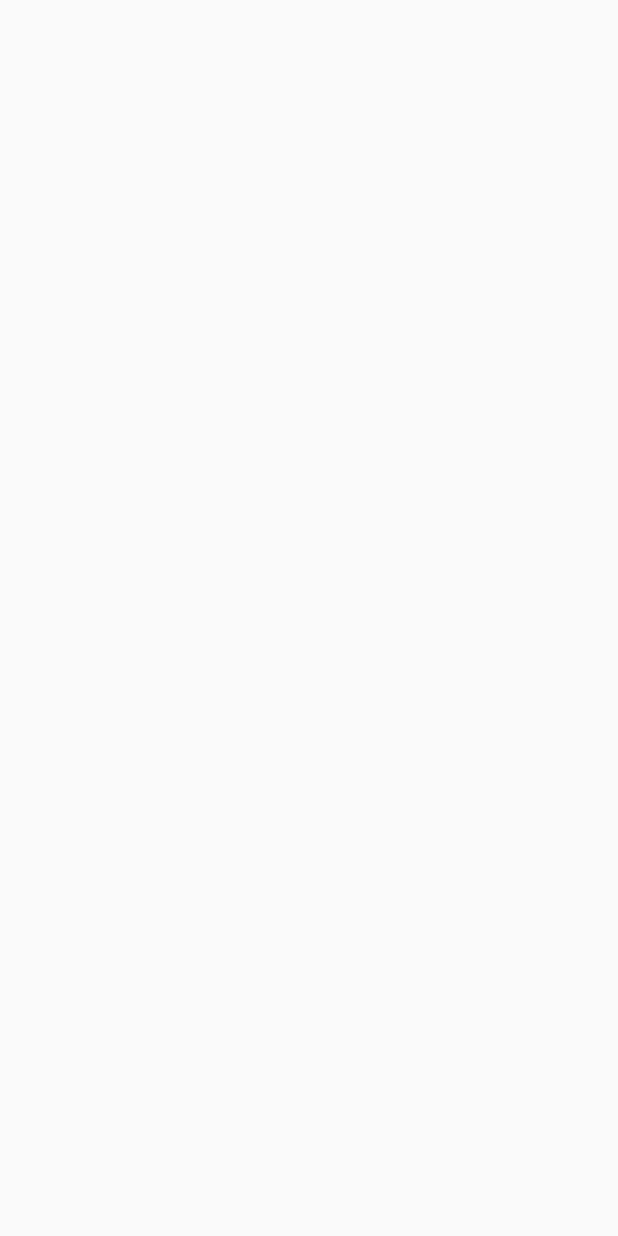
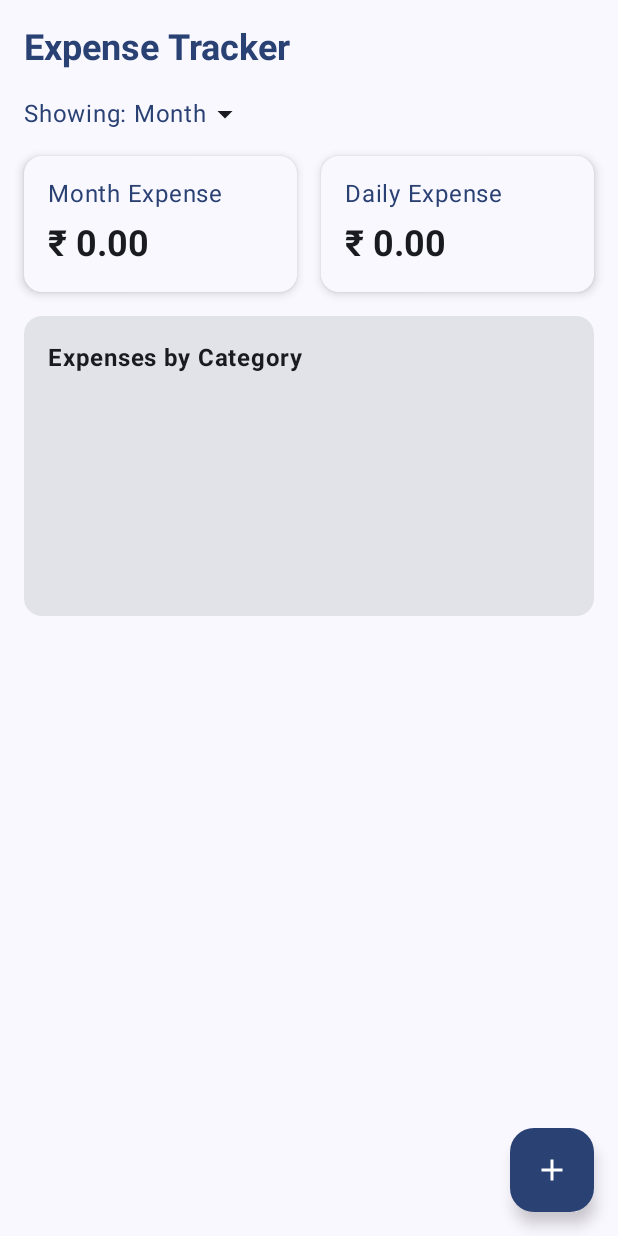
Before and after one commit to Dineshprabha/PersonalExpenseTracker, an Android app built with Jetpack Compose: the screen it shows after launch (MainActivity), on a phone screen of 412 x 824 dp. Before the commit the screen is empty. Run offline under Robolectric (Android 15) with nearby library versions, the phone set to English and light mode, and no system bars; our stand-ins replace Dagger/Hilt's generated code, Room's generated code.

Commit message:
Implemented Expense tracker with room database storing and displaying expenses based on category in dashboard. Implemented bottom sheet dialog to add expenses and store it in room DB

```diff
--- a/app/src/main/AndroidManifest.xml
+++ b/app/src/main/AndroidManifest.xml
@@ -2,7 +2,9 @@
 <manifest xmlns:android="http://schemas.android.com/apk/res/android"
     xmlns:tools="http://schemas.android.com/tools">
 
+
     <application
+        android:name=".PersonalExpenseTrackerApplication"
         android:allowBackup="true"
         android:dataExtractionRules="@xml/data_extraction_rules"
         android:fullBackupContent="@xml/backup_rules"
--- a/app/src/main/java/com/dinesh/personalexpensetracker/MainActivity.kt
+++ b/app/src/main/java/com/dinesh/personalexpensetracker/MainActivity.kt
@@ -4,22 +4,18 @@ import android.os.Bundle
 import androidx.activity.ComponentActivity
 import androidx.activity.compose.setContent
 import androidx.activity.enableEdgeToEdge
-import androidx.compose.foundation.layout.fillMaxSize
-import androidx.compose.foundation.layout.padding
-import androidx.compose.material3.Scaffold
-import androidx.compose.material3.Text
-import androidx.compose.runtime.Composable
-import androidx.compose.ui.Modifier
-import androidx.compose.ui.tooling.preview.Preview
+import com.dinesh.personalexpensetracker.presentation.screens.ExpenseTrackerApp
 import com.dinesh.personalexpensetracker.ui.theme.PersonalExpenseTrackerTheme
+import dagger.hilt.android.AndroidEntryPoint
 
+@AndroidEntryPoint
 class MainActivity : ComponentActivity() {
     override fun onCreate(savedInstanceState: Bundle?) {
         super.onCreate(savedInstanceState)
         enableEdgeToEdge()
         setContent {
             PersonalExpenseTrackerTheme {
-
+                ExpenseTrackerApp()
             }
         }
     }
--- /dev/null
+++ b/app/src/main/java/com/dinesh/personalexpensetracker/PersonalExpenseTrackerApplication.kt
@@ -0,0 +1,8 @@
+package com.dinesh.personalexpensetracker
+
+import android.app.Application
+import dagger.hilt.android.HiltAndroidApp
+
+@HiltAndroidApp
+class PersonalExpenseTrackerApplication : Application() {
+}
--- /dev/null
+++ b/app/src/main/java/com/dinesh/personalexpensetracker/data/local/ExpenseDao.kt
@@ -0,0 +1,18 @@
+package com.dinesh.personalexpensetracker.data.local
+
+import androidx.room.Dao
+import androidx.room.Insert
+import androidx.room.OnConflictStrategy
+import androidx.room.Query
+import com.dinesh.personalexpensetracker.data.model.Expense
+import kotlinx.coroutines.flow.Flow
+
+@Dao
+interface ExpenseDao {
+
+    @Insert(onConflict = OnConflictStrategy.REPLACE)
+    suspend fun insertExpense(expense: Expense)
+
+    @Query("SELECT * FROM Expense ORDER BY timestamp DESC")
+    fun getAllExpenses(): Flow<List<Expense>>
+}
--- /dev/null
+++ b/app/src/main/java/com/dinesh/personalexpensetracker/data/local/ExpenseDatabase.kt
@@ -0,0 +1,10 @@
+package com.dinesh.personalexpensetracker.data.local
+
+import androidx.room.Database
+import androidx.room.RoomDatabase
+import com.dinesh.personalexpensetracker.data.model.Expense
+
+@Database(entities = [Expense::class], version = 1, exportSchema = false)
+abstract class ExpenseDatabase() : RoomDatabase(){
+    abstract fun expenseDao(): ExpenseDao
+}
--- /dev/null
+++ b/app/src/main/java/com/dinesh/personalexpensetracker/data/repository/ExpenseRepository.kt
@@ -0,0 +1,14 @@
+package com.dinesh.personalexpensetracker.data.repository
+
+import com.dinesh.personalexpensetracker.data.local.ExpenseDao
+import com.dinesh.personalexpensetracker.data.model.Expense
+import kotlinx.coroutines.flow.Flow
+import javax.inject.Inject
+
+class ExpenseRepository @Inject constructor(
+    private val dao: ExpenseDao
+) {
+
+    val allExpenses: Flow<List<Expense>> = dao.getAllExpenses()
+    suspend fun insertExpense(expense: Expense) = dao.insertExpense(expense)
+}
--- /dev/null
+++ b/app/src/main/java/com/dinesh/personalexpensetracker/di/AppModule.kt
@@ -0,0 +1,26 @@
+package com.dinesh.personalexpensetracker.di
+
+import android.app.Application
+import androidx.room.Room
+import com.dinesh.personalexpensetracker.data.local.ExpenseDao
+import com.dinesh.personalexpensetracker.data.local.ExpenseDatabase
+import dagger.Module
+import dagger.Provides
+import dagger.hilt.InstallIn
+import dagger.hilt.components.SingletonComponent
+import javax.inject.Singleton
+
+@Module
+@InstallIn(SingletonComponent::class)
+object AppModule {
+
+    @Provides
+    @Singleton
+    fun provideDatabase(app: Application): ExpenseDatabase =
+        Room.databaseBuilder(app, ExpenseDatabase::class.java, "expenses.db").build()
+
+    @Provides
+    @Singleton
+    fun provideExpenseDao(db: ExpenseDatabase): ExpenseDao = db.expenseDao()
+
+}
--- /dev/null
+++ b/app/src/main/java/com/dinesh/personalexpensetracker/presentation/screens/ExpenseCard.kt
@@ -0,0 +1,48 @@
+package com.dinesh.personalexpensetracker.presentation.screens
+
+import androidx.compose.foundation.layout.Arrangement
+import androidx.compose.foundation.layout.Column
+import androidx.compose.foundation.layout.Spacer
+import androidx.compose.foundation.layout.height
+import androidx.compose.foundation.layout.padding
+import androidx.compose.foundation.layout.width
+import androidx.compose.material3.Card
+import androidx.compose.material3.CardDefaults
+import androidx.compose.material3.MaterialTheme
+import androidx.compose.material3.Text
+import androidx.compose.runtime.Composable
+import androidx.compose.ui.Alignment
+import androidx.compose.ui.Modifier
+import androidx.compose.ui.text.font.FontWeight
+import androidx.compose.ui.unit.dp
+import androidx.compose.ui.unit.sp
+
+@Composable
+fun ExpenseCard(title: String, amount: Double, modifier: Modifier = Modifier) {
+    Card(
+        modifier = modifier,
+        colors = CardDefaults.cardColors(containerColor = MaterialTheme.colorScheme.surface),
+        elevation = CardDefaults.cardElevation(defaultElevation = 4.dp)
+    ) {
+        Column(
+            modifier = Modifier
+                .padding(16.dp),
+            horizontalAlignment = Alignment.Start
+        ) {
+            Text(
+                text = title,
+                style = MaterialTheme.typography.bodyLarge.copy(
+                    color = MaterialTheme.colorScheme.primary
+                )
+            )
+            Spacer(modifier = Modifier.height(8.dp))
+            Text(
+                text = "₹ %.2f".format(amount),
+                style = MaterialTheme.typography.headlineSmall.copy(
+                    fontWeight = FontWeight.Bold,
+                    color = MaterialTheme.colorScheme.onSurface
+                )
+            )
+        }
+    }
+}
--- /dev/null
+++ b/app/src/main/java/com/dinesh/personalexpensetracker/presentation/screens/ExpenseChart.kt
@@ -0,0 +1,34 @@
+package com.dinesh.personalexpensetracker.presentation.screens
+
+import androidx.compose.foundation.layout.Arrangement
+import androidx.compose.foundation.layout.Column
+import androidx.compose.foundation.layout.Row
+import androidx.compose.foundation.layout.fillMaxWidth
+import androidx.compose.foundation.layout.height
+import androidx.compose.foundation.layout.padding
+import androidx.compose.material3.Card
+import androidx.compose.material3.Text
+import androidx.compose.runtime.Composable
+import androidx.compose.ui.Modifier
+import androidx.compose.ui.text.font.FontWeight
+import androidx.compose.ui.unit.dp
+import com.dinesh.personalexpensetracker.data.model.Expense
+
+@Composable
+fun ExpenseChart(expenses: List<Expense>) {
+    Card(Modifier.fillMaxWidth().height(200.dp)) {
+        val grouped = expenses.groupBy { it.category }
+        Column(Modifier.padding(16.dp)) {
+            Text("Expenses by Category", fontWeight = FontWeight.Bold)
+            grouped.forEach { (category, items) ->
+                Row(
+                    Modifier.fillMaxWidth().padding(vertical = 4.dp),
+                    horizontalArrangement = Arrangement.SpaceBetween
+                ) {
+                    Text(category)
+                    Text("₹${items.sumOf { it.amount }}")
+                }
+            }
+        }
+    }
+}
--- /dev/null
+++ b/app/src/main/java/com/dinesh/personalexpensetracker/presentation/screens/ExpenseTrackerApp.kt
@@ -0,0 +1,145 @@
+package com.dinesh.personalexpensetracker.presentation.screens
+
+import androidx.compose.foundation.clickable
+import androidx.compose.foundation.layout.*
+import androidx.compose.material.icons.Icons
+import androidx.compose.material.icons.filled.Add
+import androidx.compose.material.icons.filled.ArrowDropDown
+import androidx.compose.material3.*
+import androidx.compose.runtime.*
+import androidx.compose.ui.Alignment
+import androidx.compose.ui.Modifier
+import androidx.compose.ui.text.font.FontWeight
+import androidx.compose.ui.unit.dp
+import androidx.hilt.navigation.compose.hiltViewModel
+import com.dinesh.personalexpensetracker.presentation.viewmodel.ExpenseViewModel
+import java.util.*
+import com.dinesh.personalexpensetracker.data.model.Expense
+
+@Composable
+fun ExpenseTrackerApp(viewModel: ExpenseViewModel = hiltViewModel()) {
+    val expenses by viewModel.expenses.collectAsState()
+    val showDialog = remember { mutableStateOf(false) }
+
+    // State for filter selection
+    val filterOptions = listOf("Day", "Week", "Month", "Year")
+    var selectedFilter by remember { mutableStateOf("Month") }
+    var isDropdownExpanded by remember { mutableStateOf(false) }
+
+    Scaffold(
+        floatingActionButton = {
+            FloatingActionButton(
+                onClick = { showDialog.value = true },
+                containerColor = MaterialTheme.colorScheme.primary,
+                contentColor = MaterialTheme.colorScheme.onPrimary
+            ) {
+                Icon(Icons.Default.Add, contentDescription = "Add")
+            }
+        }
+    ) { paddingValues ->
+        Column(
+            modifier = Modifier
+                .padding(paddingValues)
+                .padding(16.dp)
+        ) {
+            Text(
+                text = "Expense Tracker",
+                style = MaterialTheme.typography.headlineSmall.copy(
+                    fontWeight = FontWeight.Bold,
+                    color = MaterialTheme.colorScheme.primary
+                ),
+                modifier = Modifier.padding(bottom = 16.dp)
+            )
+
+            // Filter Dropdown
+            Row(
+                verticalAlignment = Alignment.CenterVertically,
+                modifier = Modifier
+                    .padding(bottom = 16.dp)
+                    .clickable { isDropdownExpanded = true }
+            ) {
+                Text(
+                    text = "Showing: $selectedFilter",
+                    style = MaterialTheme.typography.bodyLarge,
+                    color = MaterialTheme.colorScheme.primary
+                )
+                Icon(Icons.Default.ArrowDropDown, contentDescription = "Select Filter")
+                DropdownMenu(
+                    expanded = isDropdownExpanded,
+                    onDismissRequest = { isDropdownExpanded = false }
+                ) {
+                    filterOptions.forEach { option ->
+                        DropdownMenuItem(
+                            text = { Text(option) },
+                            onClick = {
+                                selectedFilter = option
+                                isDropdownExpanded = false
+                            }
+                        )
+                    }
+                }
+            }
+
+            // Filtered amount
+            val filteredAmount = calculateFilteredAmount(expenses, selectedFilter)
+
+            Row(
+                modifier = Modifier
+                    .fillMaxWidth()
+                    .padding(bottom = 16.dp),
+                horizontalArrangement = Arrangement.spacedBy(16.dp)
+            ) {
+                ExpenseCard(
+                    title = "$selectedFilter Expense",
+                    amount = filteredAmount,
+                    modifier = Modifier.weight(1f)
+                )
+                ExpenseCard(
+                    title = "Daily Expense",
+                    amount = expenses.filter {
+                        it.timestamp > System.currentTimeMillis() - 86400000
+                    }.sumOf { it.amount },
+                    modifier = Modifier.weight(1f)
+                )
+            }
+
+            ExpenseChart(expenses)
+        }
+    }
+
+    if (showDialog.value) {
+        AddExpenseBottomSheet(
+            onDismiss = { showDialog.value = false },
+            onSave = {
+                viewModel.addExpense(it)
+                showDialog.value = false
+            }
+        )
+    }
+}
+
+fun calculateFilteredAmount(expenses: List<Expense>, filter: String): Double {
+    val now = Calendar.getInstance()
+    return when (filter) {
+        "Day" -> {
+            val oneDayAgo = System.currentTimeMillis() - 86400000
+            expenses.filter { it.timestamp >= oneDayAgo }.sumOf { it.amount }
+        }
+        "Week" -> {
+            val oneWeekAgo = System.currentTimeMillis() - 7 * 86400000
+            expenses.filter { it.timestamp >= oneWeekAgo }.sumOf { it.amount }
+        }
+        "Month" -> {
+            now.set(Calendar.DAY_OF_MONTH, 1)
+            val monthStart = now.timeInMillis
+            expenses.filter { it.timestamp >= monthStart }.sumOf { it.amount }
+        }
+        "Year" -> {
+            now.set(Calendar.MONTH, 0)
+            now.set(Calendar.DAY_OF_MONTH, 1)
+            val yearStart = now.timeInMillis
+            expenses.filter { it.timestamp >= yearStart }.sumOf { it.amount }
+        }
+        else -> expenses.sumOf { it.amount }
+    }
+}
--- /dev/null
+++ b/app/src/main/java/com/dinesh/personalexpensetracker/presentation/viewmodel/ExpenseViewModel.kt
@@ -0,0 +1,30 @@
+package com.dinesh.personalexpensetracker.presentation.viewmodel
+
+import androidx.lifecycle.ViewModel
+import androidx.lifecycle.viewModelScope
+import com.dinesh.personalexpensetracker.data.model.Expense
+import com.dinesh.personalexpensetracker.data.repository.ExpenseRepository
+import dagger.hilt.android.lifecycle.HiltViewModel
+import kotlinx.coroutines.flow.MutableStateFlow
+import kotlinx.coroutines.flow.asStateFlow
+import kotlinx.coroutines.launch
+import javax.inject.Inject
+
+@HiltViewModel
+class ExpenseViewModel @Inject constructor(
+    private val repository: ExpenseRepository
+) : ViewModel() {
+
+    private val _expenses = MutableStateFlow<List<Expense>>(emptyList())
+    val expenses = _expenses.asStateFlow()
+
+    init {
+        viewModelScope.launch {
+            repository.allExpenses.collect { _expenses.value = it }
+        }
+    }
+
+    fun addExpense(expense: Expense) = viewModelScope.launch {
+        repository.insertExpense(expense)
+    }
+}
```
Also changed, not shown: app/build.gradle.kts (+24 -11 lines), app/src/main/java/com/dinesh/personalexpensetracker/data/model/Expense.kt (added, +13 -0 lines), app/src/main/java/com/dinesh/personalexpensetracker/presentation/screens/AddExpenseBottomSheet.kt (added, +81 -0 lines), gradle/libs.versions.toml (+12 -2 lines), build.gradle.kts (line endings or trailing spaces).
